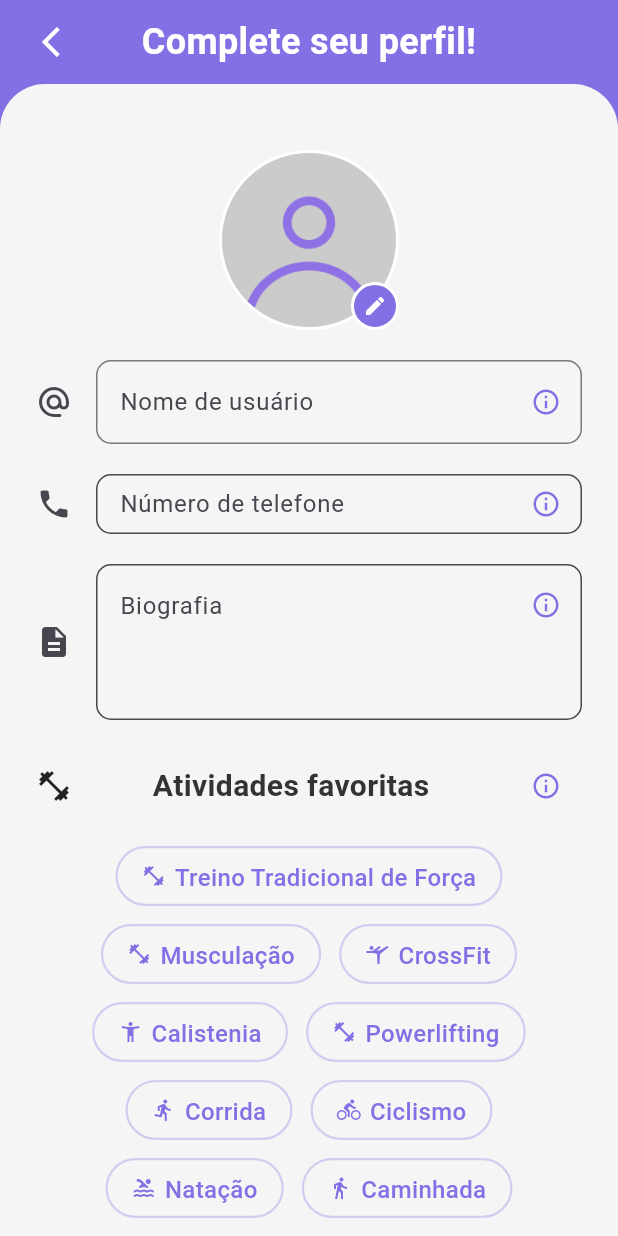
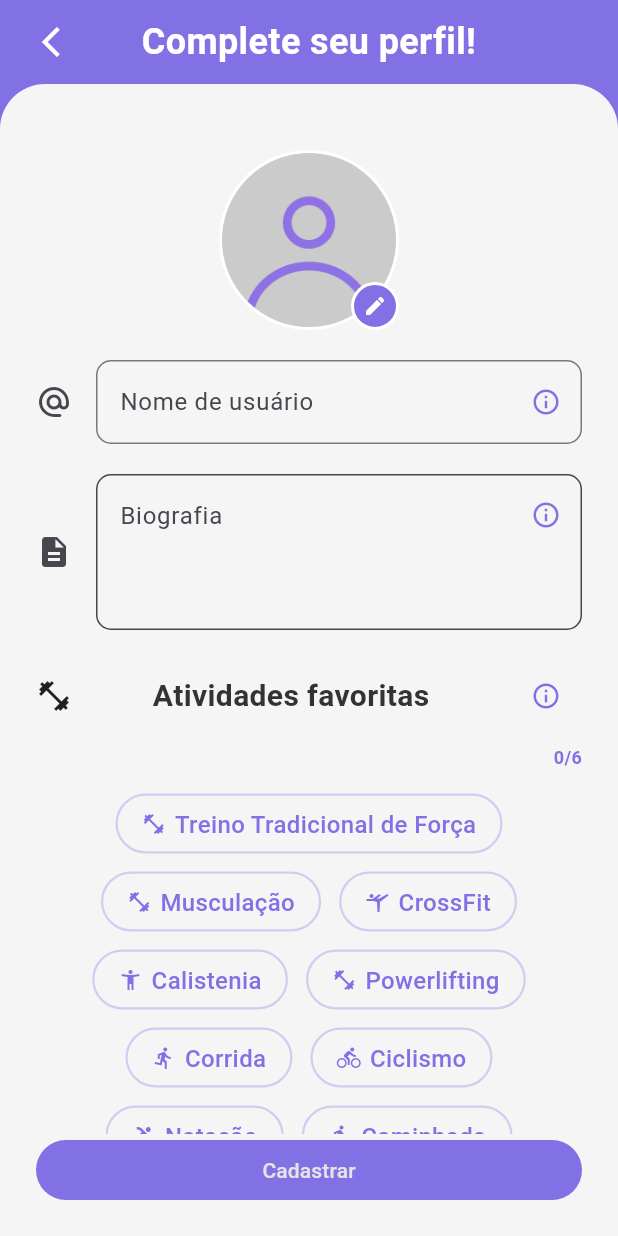
Before and after one commit to Brunokrk/Wkout_app, a Flutter app: the RegisterProfilePage screen opened directly with empty values, on a phone screen of 412 x 824 dp. Run offline on Flutter 3.47's test engine with Material 3 defaults, Android fonts, the phone set to English and light mode, and no system bars; our stand-ins replace flutter_svg, get_it, go_router, image_picker, supabase_flutter; accounts and stored records are empty; project files that could hold a hidden picture were left out.

Commit message:
ajustando ultima pagina de cadastro

```diff
--- a/packages/authentication/lib/src/presentation/pages/register/register_password_page.dart
+++ b/packages/authentication/lib/src/presentation/pages/register/register_password_page.dart
@@ -1,4 +1,5 @@
 import 'package:authentication/authentication.dart';
+import 'package:authentication/src/presentation/parameters/register_profile_parameters.dart';
 import 'package:authentication/src/routes/auth_routes.dart';
 import 'package:flutter/material.dart';
 import 'package:design_system/design_system.dart';
@@ -68,7 +69,8 @@ class _RegisterPasswordPageState extends State<RegisterPasswordPage> {
                                       information:
                                           'Seu e-mail, será usado para acessar o app.',
                                       validator: Validators.email(),
-                                      autovalidateMode: AutovalidateMode.onUserInteraction,
+                                      autovalidateMode:
+                                          AutovalidateMode.onUserInteraction,
                                     ),
                                     Spacing.vertical(30),
                                     CustomTextInput(
@@ -80,24 +82,28 @@ class _RegisterPasswordPageState extends State<RegisterPasswordPage> {
                                       information:
                                           'Sua senha, será usada para acessar o app.',
                                       validator: Validators.password(),
-                                      autovalidateMode: AutovalidateMode.onUserInteraction,
+                                      autovalidateMode:
+                                          AutovalidateMode.onUserInteraction,
                                     ),
                                     Spacing.vertical(30),
                                     CustomTextInput(
                                       label: 'Confirme a Senha',
-                                      controller: viewModel.confirmPasswordController,
+                                      controller:
+                                          viewModel.confirmPasswordController,
                                       inputType: InputType.password,
                                       prefixIcon: Icons.lock,
                                       haveInformation: true,
                                       information:
                                           'Confirme sua senha, para garantir que você digitou corretamente.',
                                       validator: (value) {
-                                        if (value != viewModel.passwordController.text) {
+                                        if (value !=
+                                            viewModel.passwordController.text) {
                                           return 'As senhas não coincidem';
                                         }
                                         return null;
                                       },
-                                      autovalidateMode: AutovalidateMode.onUserInteraction,
+                                      autovalidateMode:
+                                          AutovalidateMode.onUserInteraction,
                                     ),
                                     Spacing.vertical(50),
                                     Align(
@@ -117,7 +123,8 @@ class _RegisterPasswordPageState extends State<RegisterPasswordPage> {
                                       information:
                                           'Seu nome, será usado para identificar você no app.',
                                       validator: Validators.fullName(),
-                                      autovalidateMode: AutovalidateMode.onUserInteraction,
+                                      autovalidateMode:
+                                          AutovalidateMode.onUserInteraction,
                                     ),
                                     Spacing.vertical(30),
                                     CustomTextInput(
@@ -129,7 +136,8 @@ class _RegisterPasswordPageState extends State<RegisterPasswordPage> {
                                       information:
                                           'Seu número de telefone, pode ser usado para envios de SMS.',
                                       validator: Validators.phone(),
-                                      autovalidateMode: AutovalidateMode.onUserInteraction,
+                                      autovalidateMode:
+                                          AutovalidateMode.onUserInteraction,
                                     ),
                                     Spacing.vertical(30),
                                     CustomTextInput(
@@ -141,7 +149,8 @@ class _RegisterPasswordPageState extends State<RegisterPasswordPage> {
                                       information:
                                           'Sua data de nascimento, será usada para calcular sua idade e para fins de segurança.',
                                       validator: Validators.birthDate(),
-                                      autovalidateMode: AutovalidateMode.onUserInteraction,
+                                      autovalidateMode:
+                                          AutovalidateMode.onUserInteraction,
                                     ),
                                     Spacing.vertical(30),
                                   ],
@@ -151,11 +160,26 @@ class _RegisterPasswordPageState extends State<RegisterPasswordPage> {
                             Container(
                               padding: const EdgeInsets.all(24.0),
                               child: AppButton(
-                                onPressed: () => _handleContinuePressed(context, viewModel),
+                                //onPressed: () => _handleContinuePressed(context, viewModel),
+                                onPressed: () {
+                                  final mockRegisterProfileParameters =
+                                      RegisterProfileParameters(
+                                    email: 'usuario.teste@exemplo.com',
+                                    password: 'Senha123!',
+                                    name: 'João Silva Santos',
+                                    phone: '+55 11 99999-8888',
+                                    birthDate: '1990-05-15',
+                                  );
+                                  WkoutNavigationService().pushWithExtra(
+                                      context,
+                                      AuthRoutes.registerProfile,
+                                      mockRegisterProfileParameters.toExtra());
+                                },
                                 label: 'Continuar',
                                 color: AppColors.primary,
                                 textColor: Colors.white,
-                                disabled: !viewModel.isFormValid,
+                                disabled: false,
+                                //  disabled: !viewModel.isFormValid,
                               ),
                             ),
                           ],
@@ -172,14 +196,16 @@ class _RegisterPasswordPageState extends State<RegisterPasswordPage> {
     );
   }
 
-  void _handleContinuePressed(BuildContext context, RegisterPasswordViewModel viewModel) {
+  void _handleContinuePressed(
+      BuildContext context, RegisterPasswordViewModel viewModel) {
     // Validar todos os campos
     final errors = viewModel.validateAllFields();
 
     if (errors.isNotEmpty) {
       ScaffoldMessenger.of(context).showSnackBar(
         SnackBar(
-          content: Text('Por favor, corrija os seguintes erros:\n${errors.join('\n')}'),
+          content: Text(
+              'Por favor, corrija os seguintes erros:\n${errors.join('\n')}'),
           backgroundColor: Colors.red,
           duration: const Duration(seconds: 5),
         ),
@@ -191,7 +217,8 @@ class _RegisterPasswordPageState extends State<RegisterPasswordPage> {
     try {
       final parameters = viewModel.getRegistrationParameters();
       debugPrint('RegisterPasswordPage: ${parameters.toString()}');
-      WkoutNavigationService().pushWithExtra(context, AuthRoutes.registerProfile, parameters.toExtra());
+      WkoutNavigationService().pushWithExtra(
+          context, AuthRoutes.registerProfile, parameters.toExtra());
     } catch (e) {
       ScaffoldMessenger.of(context).showSnackBar(
         SnackBar(
--- a/packages/authentication/lib/src/presentation/pages/register/register_profile_page.dart
+++ b/packages/authentication/lib/src/presentation/pages/register/register_profile_page.dart
@@ -9,7 +9,8 @@ import 'register_profile_view_model.dart';
 import '../../widgets/profile_image_picker.dart';
 
 class RegisterProfilePage extends StatefulWidget {
-  const RegisterProfilePage({super.key, required this.registerProfileParameters});
+  const RegisterProfilePage(
+      {super.key, required this.registerProfileParameters});
   final RegisterProfileParameters registerProfileParameters;
   @override
   State<RegisterProfilePage> createState() => _RegisterProfilePageState();
@@ -19,12 +20,14 @@ class _RegisterProfilePageState extends State<RegisterProfilePage> {
   @override
   void initState() {
     super.initState();
-    debugPrint('RegisterProfilePage: ${widget.registerProfileParameters.toString()}');
+    debugPrint(
+        'RegisterProfilePage: ${widget.registerProfileParameters.toString()}');
   }
 
   @override
   Widget build(BuildContext context) {
-    return Scaffold(
+    return SafeArea(
+        child: Scaffold(
             appBar: CustomAppBar(
               title: 'Complete seu perfil!',
               onBackPressed: () {
@@ -32,7 +35,8 @@ class _RegisterProfilePageState extends State<RegisterProfilePage> {
               },
             ),
             backgroundColor: AppColors.primary,
-      body: Consumer<RegisterProfileViewModel>(
+            body: WkoutLoading<RegisterProfileViewModel>(
+              child: Consumer<RegisterProfileViewModel>(
                 builder: (context, viewModel, child) {
                   return KeyboardDismissible(
                     child: Column(
@@ -54,14 +58,19 @@ class _RegisterProfilePageState extends State<RegisterProfilePage> {
                                   children: [
                                     Spacing.vertical(20),
                                     Row(
-                                mainAxisAlignment: MainAxisAlignment.center,
+                                      mainAxisAlignment:
+                                          MainAxisAlignment.center,
                                       children: [
                                         ProfileImagePicker(
-                                    imageBytes: viewModel.selectedProfileImage,
-                                    placeholderImagePath: AuthenticationImagePaths.genericAvatar,
+                                          imageBytes:
+                                              viewModel.selectedProfileImage,
+                                          placeholderImagePath:
+                                              AuthenticationImagePaths
+                                                  .genericAvatar,
                                           borderColor: Colors.white,
                                           placeholderText: 'Adicionar foto',
-                                    onImageSelected: viewModel.setProfileImage,
+                                          onImageSelected:
+                                              viewModel.setProfileImage,
                                         ),
                                       ],
                                     ),
@@ -75,16 +84,7 @@ class _RegisterProfilePageState extends State<RegisterProfilePage> {
                                       information:
                                           'É um nome único, por onde outros usuários poderão te encontrar.',
                                     ),
-                              Spacing.vertical(20),
-                              CustomTextInput(
-                                label: 'Número de telefone',
-                                controller: viewModel.phoneController,
-                                inputType: InputType.phone,
-                                prefixIcon: Icons.phone,
-                                haveInformation: true,
-                                information:
-                                    'Seu número de telefone, pode ser usado para envios de SMS.',
-                              ),
+
                                     Spacing.vertical(20),
                                     CustomTextInput(
                                       label: 'Biografia',
@@ -97,14 +97,16 @@ class _RegisterProfilePageState extends State<RegisterProfilePage> {
                                     ),
                                     Spacing.vertical(20),
                                     Row(
-                                mainAxisAlignment: MainAxisAlignment.spaceBetween,
+                                      mainAxisAlignment:
+                                          MainAxisAlignment.spaceBetween,
                                       children: [
                                         Icon(Icons.fitness_center),
                                         Spacing.horizontal(10),
                                         Text(
                                           'Atividades favoritas',
                                           style: AppTypography.headline2
-                                        .copyWith(color: AppColors.blackText),
+                                              .copyWith(
+                                                  color: AppColors.blackText),
                                         ),
                                         Spacing.horizontal(10),
                                         InfoTooltip(
@@ -114,24 +116,61 @@ class _RegisterProfilePageState extends State<RegisterProfilePage> {
                                         ),
                                       ],
                                     ),
+                                    Spacing.vertical(8),
+                                    Row(
+                                      mainAxisAlignment: MainAxisAlignment.end,
+                                      children: [
+
+                                        Text(
+                                          '${viewModel.selectedActivitiesCount}/6',
+                                            textAlign: TextAlign.end,
+                                          style: AppTypography.bodyText2.copyWith(
+                                            color: viewModel.selectedActivitiesCount > 6
+                                                ? Colors.red
+                                                : AppColors.primary,
+                                            fontSize: 12,
+                                            fontWeight: FontWeight.w600,
+                                          ),
+                                        ),
+                                      ],
+                                    ),
                                     Spacing.vertical(16),
                                     Wrap(
                                       spacing: 12,
                                       runSpacing: 12,
                                       alignment: WrapAlignment.center,
-                                children:
-                                    ActivitiesData.availableActivities.map((activity) {
-                                  final isSelected = viewModel.isActivitySelected(activity['name']);
+                                      children: ActivitiesData
+                                          .availableActivities
+                                          .map((activity) {
+                                        final isSelected =
+                                            viewModel.isActivitySelected(
+                                                activity['name']);
+                                        final canSelect = viewModel.canSelectMoreActivities || isSelected;
                                         return ActivityChip(
                                           activity: activity['name'],
                                           isSelected: isSelected,
                                           icon: activity['icon'],
-                                    onTap: () => viewModel.toggleActivity(activity['name']),
+                                          onTap: canSelect
+                                              ? () => viewModel.toggleActivity(activity['name'])
+                                              : null,
                                         );
                                       }).toList(),
                                     ),
-                              Spacing.vertical(32),
-                              AppButton(
+                                  ],
+                                ),
+                              ),
+                            ),
+                          ),
+                        ),
+
+                        Container(
+                          padding: const EdgeInsets.fromLTRB(24, 4, 24, 24),
+                            width: double.infinity,
+                            decoration: BoxDecoration(
+                              color: AppColors.backgroundLight,
+
+                            ),
+                            child: AppButton(
                               onPressed: viewModel.isFormValid
                                   ? () {
                                       viewModel.submitRegistration();
@@ -139,13 +178,7 @@ class _RegisterProfilePageState extends State<RegisterProfilePage> {
                                   : () {},
                               label: 'Cadastrar',
                               color: AppColors.primary,
-                                textColor: Colors.white,
-                              ),
-                              Spacing.vertical(20),
-                            ],
-                          ),
-                        ),
-                      ),
+                            textColor: AppColors.whiteText,
                           ),
                         ),
                       ],
@@ -153,6 +186,6 @@ class _RegisterProfilePageState extends State<RegisterProfilePage> {
                   );
                 },
               ),
-    );
+            )));
   }
 }
--- a/packages/authentication/lib/src/presentation/pages/register/register_profile_view_model.dart
+++ b/packages/authentication/lib/src/presentation/pages/register/register_profile_view_model.dart
@@ -25,7 +25,9 @@ class RegisterProfileViewModel extends WkoutBaseViewModel {
   // Validação de campos
   bool get isFormValid {
     return userNameController.text.trim().isNotEmpty &&
-           phoneController.text.trim().isNotEmpty;
+           phoneController.text.trim().isNotEmpty &&
+           selectedActivities.isNotEmpty &&
+           selectedActivities.length <= 6;
   }
 
   // Número de atividades selecionadas
@@ -35,6 +37,12 @@ class RegisterProfileViewModel extends WkoutBaseViewModel {
   bool isActivitySelected(String activityName) {
     return selectedActivities.contains(activityName);
   }
+
+  // Verifica se pode selecionar mais atividades
+  bool get canSelectMoreActivities => selectedActivities.length < 6;
+
+  // Verifica se tem pelo menos uma atividade selecionada
+  bool get hasMinimumActivities => selectedActivities.isNotEmpty;
 
   // Getter para acessar os dados dos parâmetros
   String get email => parameters?.email ?? '';
@@ -62,7 +70,13 @@ class RegisterProfileViewModel extends WkoutBaseViewModel {
     if (selectedActivities.contains(activityName)) {
       selectedActivities.remove(activityName);
     } else {
+      // Verifica se já atingiu o limite máximo de 6 atividades
+      if (selectedActivities.length >= 6) {
+        setScreenErrorText('Você pode selecionar no máximo 6 atividades.');
+        return;
+      }
       selectedActivities.add(activityName);
+      clearScreenError(); // Limpa erro anterior se houver
     }
     notifyListeners();
   }
@@ -75,6 +89,17 @@ class RegisterProfileViewModel extends WkoutBaseViewModel {
 
   Future<void> submitRegistration() async {
     try {
+      // Validação específica para atividades
+      if (!hasMinimumActivities) {
+        setScreenErrorText('Selecione pelo menos uma atividade favorita.');
+        return;
+      }
+
+      if (selectedActivities.length > 6) {
+        setScreenErrorText('Você pode selecionar no máximo 6 atividades.');
+        return;
+      }
+
       if (!isFormValid) {
         setScreenErrorText('Por favor, preencha todos os campos obrigatórios.');
         return;
--- a/packages/design_system/lib/src/components/custom_chip.dart
+++ b/packages/design_system/lib/src/components/custom_chip.dart
@@ -35,6 +35,8 @@ class CustomChip extends StatefulWidget {
 class _CustomChipState extends State<CustomChip> {
   @override
   Widget build(BuildContext context) {
+    final isDisabled = widget.onTap == null;
+
     return GestureDetector(
       onTap: widget.onTap,
       child: AnimatedContainer(
@@ -49,7 +51,9 @@ class _CustomChipState extends State<CustomChip> {
           border: Border.all(
             color: widget.isSelected
               ? (widget.selectedColor ?? AppColors.primary)
-              : AppColors.primary.withOpacity(0.3),
+              : isDisabled
+                ? AppColors.secondary.withOpacity(0.3)
+                : AppColors.primary.withOpacity(0.3),
             width: 1.5,
           ),
           boxShadow: widget.isSelected ? [
@@ -69,7 +73,9 @@ class _CustomChipState extends State<CustomChip> {
                 size: 16,
                 color: widget.isSelected
                   ? (widget.selectedTextColor ?? Colors.white)
-                  : (widget.unselectedTextColor ?? AppColors.primary),
+                  : isDisabled
+                    ? AppColors.secondary.withOpacity(0.5)
+                    : (widget.unselectedTextColor ?? AppColors.primary),
               ),
               const SizedBox(width: 6),
             ],
@@ -78,7 +84,9 @@ class _CustomChipState extends State<CustomChip> {
               style: AppTypography.bodyText1.copyWith(
                 color: widget.isSelected
                   ? (widget.selectedTextColor ?? Colors.white)
-                  : (widget.unselectedTextColor ?? AppColors.secondary),
+                  : isDisabled
+                    ? AppColors.secondary.withOpacity(0.5)
+                    : (widget.unselectedTextColor ?? AppColors.secondary),
                 fontWeight: widget.isSelected ? FontWeight.w600 : FontWeight.w500,
               ),
             ),
```
Lines whose indentation alone changed are shown as unchanged.
